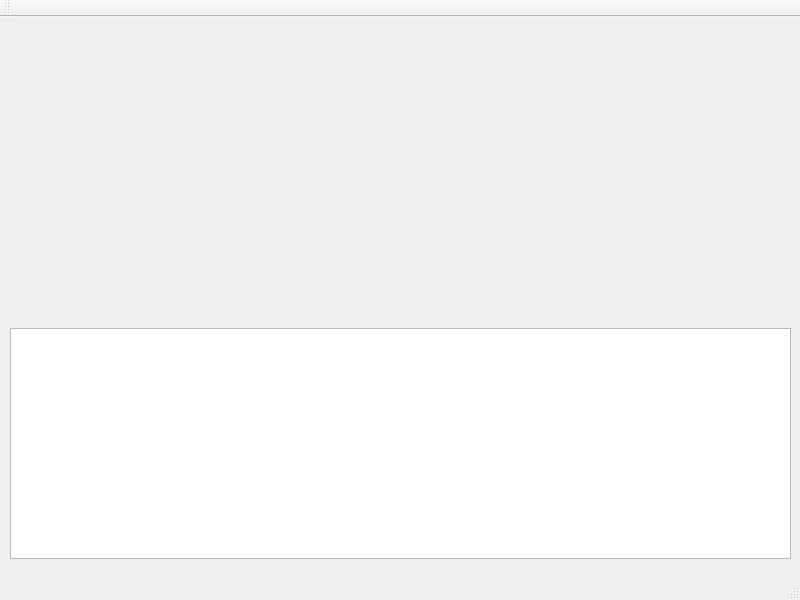
Old version of the form gui/mainwindow.ui in the repository DevTeamSCH/animeditor.
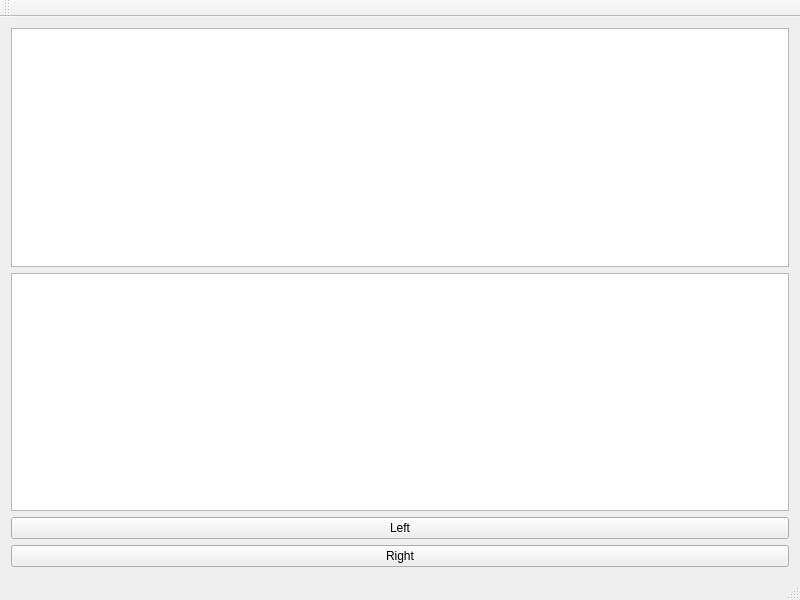
New version of the form. Custom widgets are drawn as their Qt base class.

```diff
--- a/gui/mainwindow.ui
+++ b/gui/mainwindow.ui
@@ -14,19 +14,32 @@
    <string>MainWindow</string>
   </property>
   <widget class="QWidget" name="centralWidget">
-   <widget class="QTableView" name="tableView">
-    <property name="geometry">
-     <rect>
-      <x>10</x>
-      <y>311</y>
-      <width>781</width>
-      <height>231</height>
-     </rect>
-    </property>
-    <property name="showGrid">
-     <bool>false</bool>
-    </property>
-   </widget>
+   <layout class="QVBoxLayout" name="verticalLayout">
+    <item>
+     <widget class="QGraphicsView" name="graphicsView"/>
+    </item>
+    <item>
+     <widget class="SchMatrix::TimelineView" name="tableView">
+      <property name="showGrid">
+       <bool>false</bool>
+      </property>
+     </widget>
+    </item>
+    <item>
+     <widget class="QPushButton" name="pushButton">
+      <property name="text">
+       <string>Left</string>
+      </property>
+     </widget>
+    </item>
+    <item>
+     <widget class="QPushButton" name="pushButton_2">
+      <property name="text">
+       <string>Right</string>
+      </property>
+     </widget>
+    </item>
+   </layout>
   </widget>
   <widget class="QMenuBar" name="menuBar">
    <property name="geometry">
@@ -49,6 +62,13 @@
   <widget class="QStatusBar" name="statusBar"/>
  </widget>
  <layoutdefault spacing="6" margin="11"/>
+ <customwidgets>
+  <customwidget>
+   <class>SchMatrix::TimelineView</class>
+   <extends>QTableView</extends>
+   <header>timelineview.h</header>
+  </customwidget>
+ </customwidgets>
  <resources/>
  <connections/>
 </ui>
```
